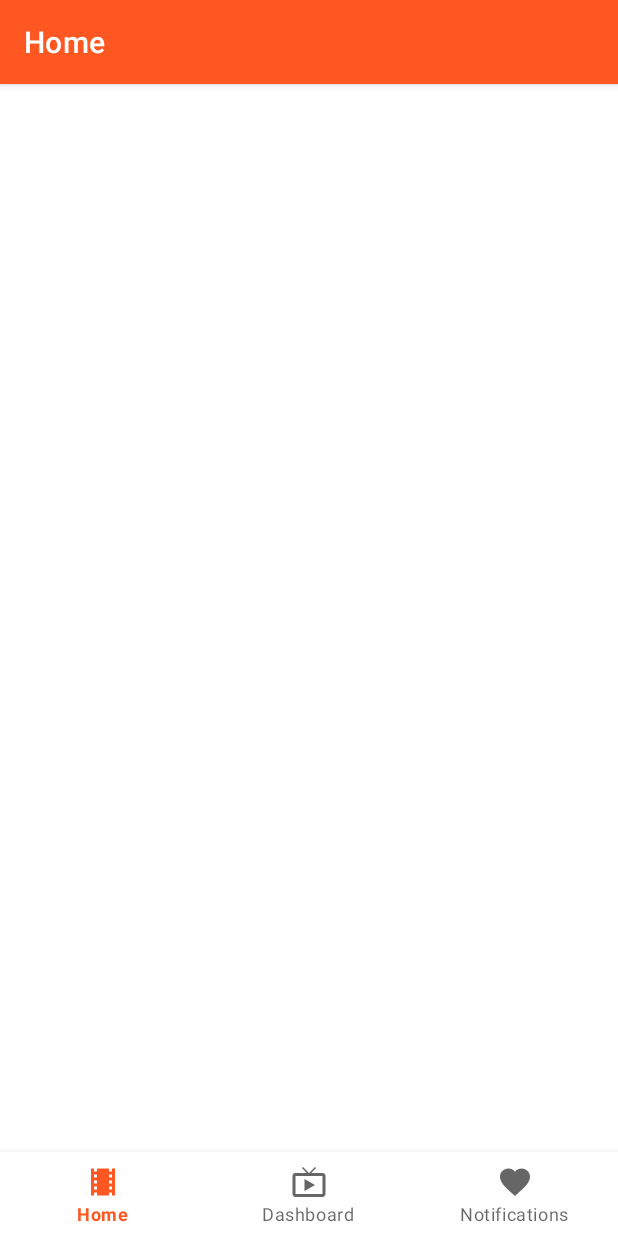
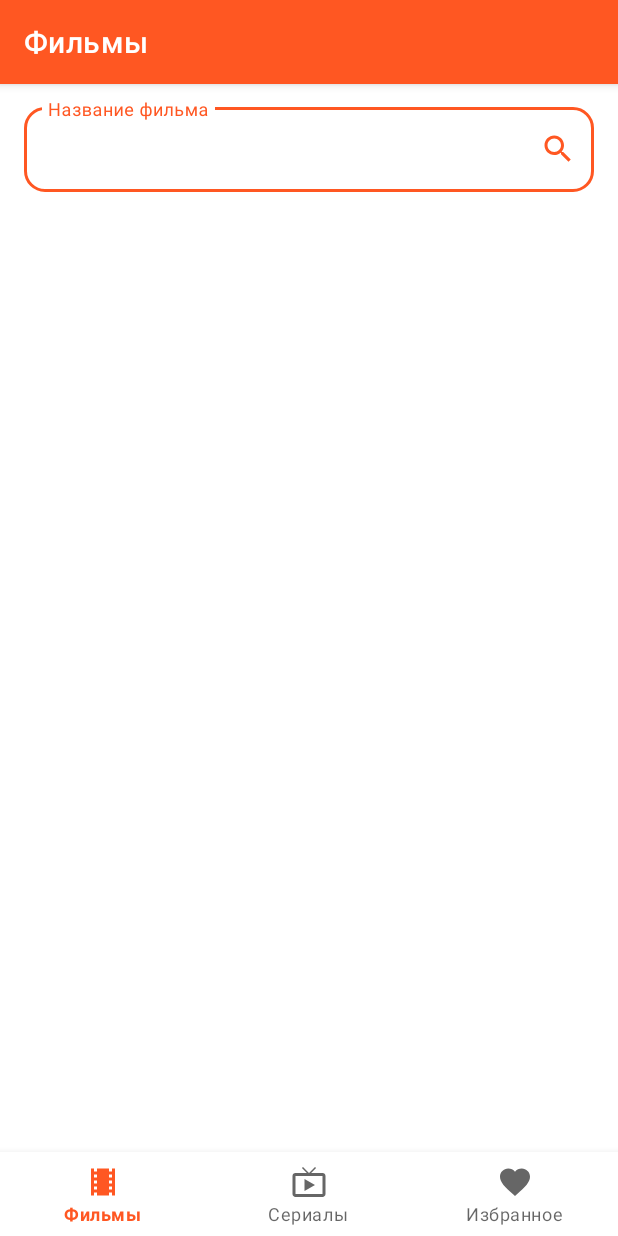
Before and after one commit to Stilip-MGN/Kinopoisk, an Android app: the screen it shows after launch (MainActivity), on a phone screen of 412 x 824 dp. Run offline under Robolectric (Android 15) with nearby library versions, the phone set to English and light mode, and no system bars; our stand-ins replace navigation-ui.

Commit message:
переименовал и вёрстка films

```diff
--- a/app/src/main/java/studio/stilip/tensorkinopoisk/MainActivity.kt
+++ b/app/src/main/java/studio/stilip/tensorkinopoisk/MainActivity.kt
@@ -26,7 +26,7 @@ class MainActivity : AppCompatActivity() {
         // menu should be considered as top level destinations.
         val appBarConfiguration = AppBarConfiguration(
             setOf(
-                R.id.navigation_home, R.id.navigation_dashboard, R.id.navigation_notifications
+                R.id.navigation_films, R.id.navigation_series, R.id.navigation_favorite
             )
         )
         setupActionBarWithNavController(navController, appBarConfiguration)
--- a/app/src/main/java/studio/stilip/tensorkinopoisk/ui/notifications/NotificationsFragment.kt
+++ b/app/src/main/java/studio/stilip/tensorkinopoisk/ui/favorite/FavoriteFragment.kt
@@ -1,17 +1,15 @@
-package studio.stilip.tensorkinopoisk.ui.notifications
+package studio.stilip.tensorkinopoisk.ui.favorite
 
 import android.os.Bundle
 import android.view.LayoutInflater
 import android.view.View
 import android.view.ViewGroup
-import android.widget.TextView
 import androidx.fragment.app.Fragment
-import androidx.lifecycle.ViewModelProvider
-import studio.stilip.tensorkinopoisk.databinding.FragmentNotificationsBinding
+import studio.stilip.tensorkinopoisk.databinding.FragmentFavoriteBinding
 
-class NotificationsFragment : Fragment() {
+class FavoriteFragment : Fragment() {
 
-    private var _binding: FragmentNotificationsBinding? = null
+    private var _binding: FragmentFavoriteBinding? = null
 
     // This property is only valid between onCreateView and
     // onDestroyView.
@@ -23,10 +21,9 @@ class NotificationsFragment : Fragment() {
         savedInstanceState: Bundle?
     ): View {
 
-        _binding = FragmentNotificationsBinding.inflate(inflater, container, false)
+        _binding = FragmentFavoriteBinding.inflate(inflater, container, false)
         val root: View = binding.root
 
-        val textView: TextView = binding.textNotifications
         return root
     }
 
--- a/app/src/main/java/studio/stilip/tensorkinopoisk/ui/home/HomeFragment.kt
+++ b/app/src/main/java/studio/stilip/tensorkinopoisk/ui/films/FilmsFragment.kt
@@ -1,17 +1,15 @@
-package studio.stilip.tensorkinopoisk.ui.home
+package studio.stilip.tensorkinopoisk.ui.films
 
 import android.os.Bundle
 import android.view.LayoutInflater
 import android.view.View
 import android.view.ViewGroup
-import android.widget.TextView
 import androidx.fragment.app.Fragment
-import androidx.lifecycle.ViewModelProvider
-import studio.stilip.tensorkinopoisk.databinding.FragmentHomeBinding
+import studio.stilip.tensorkinopoisk.databinding.FragmentFilmsBinding
 
-class HomeFragment : Fragment() {
+class FilmsFragment : Fragment() {
 
-    private var _binding: FragmentHomeBinding? = null
+    private var _binding: FragmentFilmsBinding? = null
 
     // This property is only valid between onCreateView and
     // onDestroyView.
@@ -23,10 +21,9 @@ class HomeFragment : Fragment() {
         savedInstanceState: Bundle?
     ): View {
 
-        _binding = FragmentHomeBinding.inflate(inflater, container, false)
+        _binding = FragmentFilmsBinding.inflate(inflater, container, false)
         val root: View = binding.root
 
-        val textView: TextView = binding.textHome
         return root
     }
 
--- a/app/src/main/java/studio/stilip/tensorkinopoisk/ui/dashboard/DashboardFragment.kt
+++ b/app/src/main/java/studio/stilip/tensorkinopoisk/ui/series/SeriesFragment.kt
@@ -1,17 +1,15 @@
-package studio.stilip.tensorkinopoisk.ui.dashboard
+package studio.stilip.tensorkinopoisk.ui.series
 
 import android.os.Bundle
 import android.view.LayoutInflater
 import android.view.View
 import android.view.ViewGroup
-import android.widget.TextView
 import androidx.fragment.app.Fragment
-import androidx.lifecycle.ViewModelProvider
-import studio.stilip.tensorkinopoisk.databinding.FragmentDashboardBinding
+import studio.stilip.tensorkinopoisk.databinding.FragmentSeriesBinding
 
-class DashboardFragment : Fragment() {
+class SeriesFragment : Fragment() {
 
-    private var _binding: FragmentDashboardBinding? = null
+    private var _binding: FragmentSeriesBinding? = null
 
     // This property is only valid between onCreateView and
     // onDestroyView.
@@ -23,7 +21,7 @@ class DashboardFragment : Fragment() {
         savedInstanceState: Bundle?
     ): View {
 
-        _binding = FragmentDashboardBinding.inflate(inflater, container, false)
+        _binding = FragmentSeriesBinding.inflate(inflater, container, false)
         val root: View = binding.root
 
         return root
--- /dev/null
+++ b/app/src/main/res/drawable/ic_baseline_search_24.xml
@@ -0,0 +1,10 @@
+<vector xmlns:android="http://schemas.android.com/apk/res/android"
+    android:width="24dp"
+    android:height="24dp"
+    android:viewportWidth="24"
+    android:viewportHeight="24"
+    android:tint="?attr/colorControlNormal">
+  <path
+      android:fillColor="@android:color/white"
+      android:pathData="M15.5,14h-0.79l-0.28,-0.27C15.41,12.59 16,11.11 16,9.5 16,5.91 13.09,3 9.5,3S3,5.91 3,9.5 5.91,16 9.5,16c1.61,0 3.09,-0.59 4.23,-1.57l0.27,0.28v0.79l5,4.99L20.49,19l-4.99,-5zM9.5,14C7.01,14 5,11.99 5,9.5S7.01,5 9.5,5 14,7.01 14,9.5 11.99,14 9.5,14z"/>
+</vector>
--- a/app/src/main/res/layout/activity_main.xml
+++ b/app/src/main/res/layout/activity_main.xml
@@ -3,8 +3,7 @@
     xmlns:app="http://schemas.android.com/apk/res-auto"
     android:id="@+id/container"
     android:layout_width="match_parent"
-    android:layout_height="match_parent"
-    android:paddingTop="?attr/actionBarSize">
+    android:layout_height="match_parent">
 
     <com.google.android.material.bottomnavigation.BottomNavigationView
         android:id="@+id/nav_view"
--- a/app/src/main/res/layout/fragment_dashboard.xml
+++ b/app/src/main/res/layout/fragment_favorite.xml
@@ -4,10 +4,10 @@
     xmlns:tools="http://schemas.android.com/tools"
     android:layout_width="match_parent"
     android:layout_height="match_parent"
-    tools:context=".ui.dashboard.DashboardFragment">
+    tools:context=".ui.favorite.FavoriteFragment">
 
     <TextView
-        android:id="@+id/text_dashboard"
+        android:id="@+id/text_notifications"
         android:layout_width="match_parent"
         android:layout_height="wrap_content"
         android:layout_marginStart="8dp"
--- /dev/null
+++ b/app/src/main/res/layout/fragment_films.xml
@@ -0,0 +1,45 @@
+<?xml version="1.0" encoding="utf-8"?>
+<androidx.constraintlayout.widget.ConstraintLayout xmlns:android="http://schemas.android.com/apk/res/android"
+    xmlns:app="http://schemas.android.com/apk/res-auto"
+    xmlns:tools="http://schemas.android.com/tools"
+    android:layout_width="match_parent"
+    android:layout_height="match_parent"
+    tools:context=".ui.films.FilmsFragment">
+
+    <com.google.android.material.textfield.TextInputLayout
+        android:id="@+id/text_search"
+        style="@style/Widget.MaterialComponents.TextInputLayout.OutlinedBox"
+        android:layout_width="match_parent"
+        android:layout_height="wrap_content"
+        android:layout_marginHorizontal="@dimen/activity_horizontal_margin"
+        android:layout_marginTop="10dp"
+        android:hint="@string/film_name"
+        app:boxBackgroundColor="@color/white"
+        app:boxCornerRadiusBottomEnd="14dp"
+        app:boxCornerRadiusBottomStart="14dp"
+        app:boxCornerRadiusTopEnd="14dp"
+        app:boxCornerRadiusTopStart="14dp"
+        app:endIconDrawable="@drawable/ic_baseline_search_24"
+        app:endIconMode="custom"
+        app:endIconTint="@color/orange"
+        app:layout_constraintEnd_toEndOf="parent"
+        app:layout_constraintStart_toStartOf="parent"
+        app:layout_constraintTop_toTopOf="parent">
+
+        <com.google.android.material.textfield.TextInputEditText
+            android:id="@+id/field_search"
+            android:layout_width="match_parent"
+            android:layout_height="wrap_content" />
+    </com.google.android.material.textfield.TextInputLayout>
+
+    <androidx.recyclerview.widget.RecyclerView
+        android:id="@+id/rec_workers"
+        android:layout_width="0dp"
+        android:layout_height="0dp"
+        android:layout_marginTop="10dp"
+        app:layout_constrainedHeight="true"
+        app:layout_constraintBottom_toBottomOf="parent"
+        app:layout_constraintEnd_toEndOf="parent"
+        app:layout_constraintStart_toStartOf="parent"
+        app:layout_constraintTop_toBottomOf="@id/text_search" />
+</androidx.constraintlayout.widget.ConstraintLayout>
--- a/app/src/main/res/layout/fragment_home.xml
+++ /dev/null
@@ -1,22 +0,0 @@
-<?xml version="1.0" encoding="utf-8"?>
-<androidx.constraintlayout.widget.ConstraintLayout xmlns:android="http://schemas.android.com/apk/res/android"
-    xmlns:app="http://schemas.android.com/apk/res-auto"
-    xmlns:tools="http://schemas.android.com/tools"
-    android:layout_width="match_parent"
-    android:layout_height="match_parent"
-    tools:context=".ui.home.HomeFragment">
-
-    <TextView
-        android:id="@+id/text_home"
-        android:layout_width="match_parent"
-        android:layout_height="wrap_content"
-        android:layout_marginStart="8dp"
-        android:layout_marginTop="8dp"
-        android:layout_marginEnd="8dp"
-        android:textAlignment="center"
-        android:textSize="20sp"
-        app:layout_constraintBottom_toBottomOf="parent"
-        app:layout_constraintEnd_toEndOf="parent"
-        app:layout_constraintStart_toStartOf="parent"
-        app:layout_constraintTop_toTopOf="parent" />
-</androidx.constraintlayout.widget.ConstraintLayout>
--- a/app/src/main/res/layout/fragment_notifications.xml
+++ b/app/src/main/res/layout/fragment_series.xml
@@ -4,10 +4,10 @@
     xmlns:tools="http://schemas.android.com/tools"
     android:layout_width="match_parent"
     android:layout_height="match_parent"
-    tools:context=".ui.notifications.NotificationsFragment">
+    tools:context=".ui.series.SeriesFragment">
 
     <TextView
-        android:id="@+id/text_notifications"
+        android:id="@+id/text_dashboard"
         android:layout_width="match_parent"
         android:layout_height="wrap_content"
         android:layout_marginStart="8dp"
--- a/app/src/main/res/menu/bottom_nav_menu.xml
+++ b/app/src/main/res/menu/bottom_nav_menu.xml
@@ -2,18 +2,18 @@
 <menu xmlns:android="http://schemas.android.com/apk/res/android">
 
     <item
-        android:id="@+id/navigation_home"
+        android:id="@+id/navigation_films"
         android:icon="@drawable/ic_baseline_local_movies_24"
-        android:title="@string/title_home" />
+        android:title="@string/films" />
 
     <item
-        android:id="@+id/navigation_dashboard"
+        android:id="@+id/navigation_series"
         android:icon="@drawable/ic_baseline_live_tv_24"
-        android:title="@string/title_dashboard" />
+        android:title="@string/series" />
 
     <item
-        android:id="@+id/navigation_notifications"
+        android:id="@+id/navigation_favorite"
         android:icon="@drawable/ic_baseline_favorite_24"
-        android:title="@string/title_notifications" />
+        android:title="@string/favorite" />
 
 </menu>
--- a/app/src/main/res/navigation/mobile_navigation.xml
+++ b/app/src/main/res/navigation/mobile_navigation.xml
@@ -3,23 +3,23 @@
     xmlns:app="http://schemas.android.com/apk/res-auto"
     xmlns:tools="http://schemas.android.com/tools"
     android:id="@+id/mobile_navigation"
-    app:startDestination="@+id/navigation_home">
+    app:startDestination="@+id/navigation_films">
 
     <fragment
-        android:id="@+id/navigation_home"
-        android:name="studio.stilip.tensorkinopoisk.ui.home.HomeFragment"
-        android:label="@string/title_home"
-        tools:layout="@layout/fragment_home" />
+        android:id="@+id/navigation_films"
+        android:name="studio.stilip.tensorkinopoisk.ui.films.FilmsFragment"
+        android:label="@string/films"
+        tools:layout="@layout/fragment_films" />
 
     <fragment
-        android:id="@+id/navigation_dashboard"
-        android:name="studio.stilip.tensorkinopoisk.ui.dashboard.DashboardFragment"
-        android:label="@string/title_dashboard"
-        tools:layout="@layout/fragment_dashboard" />
+        android:id="@+id/navigation_series"
+        android:name="studio.stilip.tensorkinopoisk.ui.series.SeriesFragment"
+        android:label="@string/series"
+        tools:layout="@layout/fragment_series" />
 
     <fragment
-        android:id="@+id/navigation_notifications"
-        android:name="studio.stilip.tensorkinopoisk.ui.notifications.NotificationsFragment"
-        android:label="@string/title_notifications"
-        tools:layout="@layout/fragment_notifications" />
+        android:id="@+id/navigation_favorite"
+        android:name="studio.stilip.tensorkinopoisk.ui.favorite.FavoriteFragment"
+        android:label="@string/favorite"
+        tools:layout="@layout/fragment_favorite" />
 </navigation>
--- a/app/src/main/res/values/colors.xml
+++ b/app/src/main/res/values/colors.xml
@@ -8,4 +8,5 @@
     <color name="black">#FF000000</color>
     <color name="white">#FFFFFFFF</color>
     <color name="orange">#FF5722</color>
+    <color name="orange_dark">#E85020</color>
 </resources>
--- a/app/src/main/res/values/strings.xml
+++ b/app/src/main/res/values/strings.xml
@@ -3,4 +3,8 @@
     <string name="title_home">Home</string>
     <string name="title_dashboard">Dashboard</string>
     <string name="title_notifications">Notifications</string>
+    <string name="films">Фильмы</string>
+    <string name="series">Сериалы</string>
+    <string name="favorite">Избранное</string>
+    <string name="film_name">Название фильма</string>
 </resources>
--- a/app/src/main/res/values/themes.xml
+++ b/app/src/main/res/values/themes.xml
@@ -3,7 +3,7 @@
     <style name="Theme.TensorKinopoisk" parent="Theme.MaterialComponents.DayNight.DarkActionBar">
         <!-- Primary brand color. -->
         <item name="colorPrimary">@color/orange</item>
-        <item name="colorPrimaryVariant">@color/orange</item>
+        <item name="colorPrimaryVariant">@color/orange_dark</item>
         <item name="colorOnPrimary">@color/white</item>
         <!-- Secondary brand color. -->
         <item name="colorSecondary">@color/teal_200</item>
```
